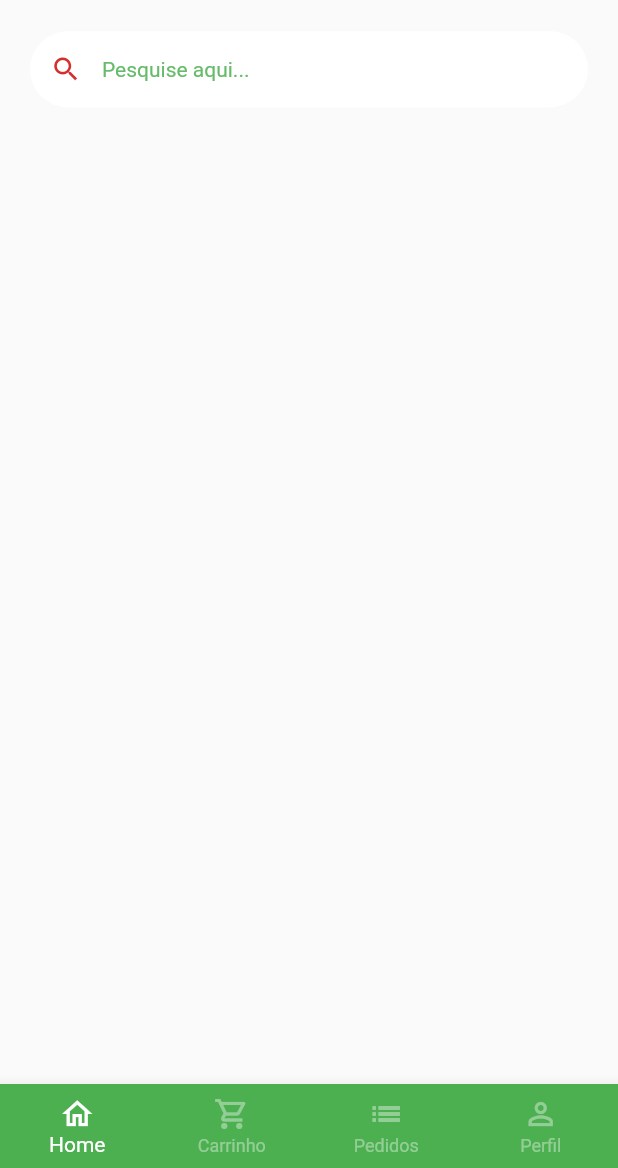
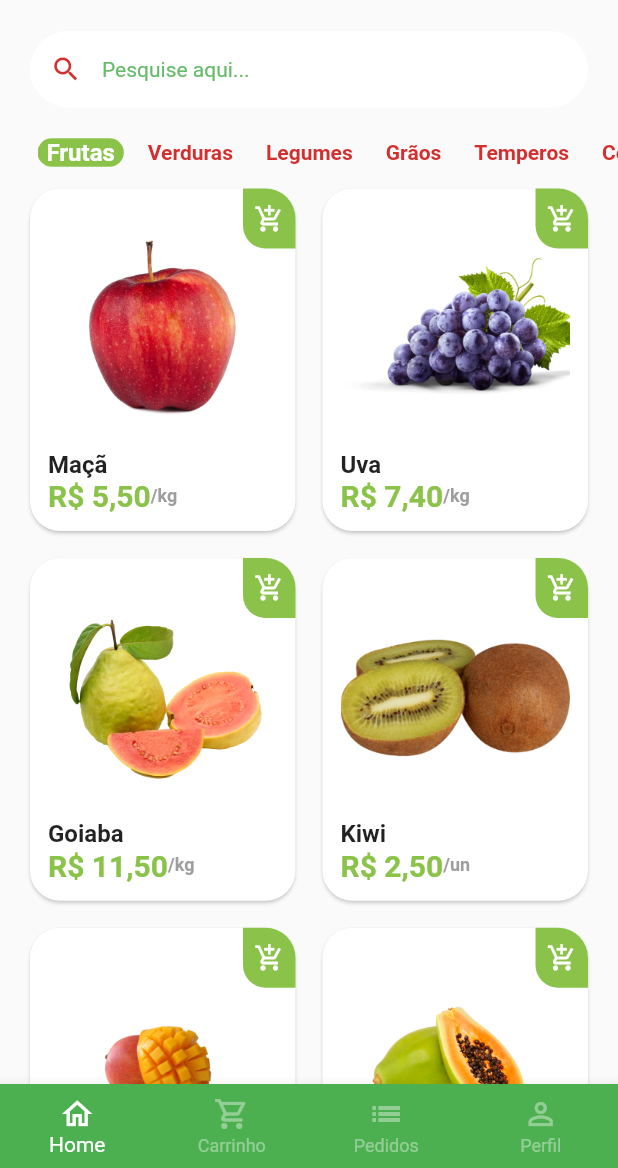
Before and after one commit to RafaelSousaLima/greengrocer, a Flutter app: the BaseScreen screen opened directly, on a phone screen of 412 x 824 dp, the part 68-1236 px from its top. Run offline on Flutter 3.47's test engine with Material 2 defaults, Android fonts, the phone set to English and light mode, and no system bars; drawn by our look-alikes of badges; our stand-ins replace animated_text_kit, mask_text_input_formatter; missing offline and left inert: dart:ffi.

Commit message:
home screen

```diff
--- /dev/null
+++ b/lib/src/config/app_data.dart
@@ -0,0 +1,76 @@
+
+import 'package:greengrocer/src/models/item_model.dart';
+
+ItemModel apple = ItemModel(
+  description:
+  'A melhor maçã da região e que conta com o melhor preço de qualquer quitanda. Este item conta com vitaminas essenciais para o fortalecimento corporal, resultando em uma vida saudável.',
+  imgUrl: 'assets/fruits/apple.png',
+  itemName: 'Maçã',
+  price: 5.5,
+  unit: 'kg',
+);
+
+ItemModel grape = ItemModel(
+  imgUrl: 'assets/fruits/grape.png',
+  itemName: 'Uva',
+  price: 7.4,
+  unit: 'kg',
+  description:
+  'A melhor uva da região e que conta com o melhor preço de qualquer quitanda. Este item conta com vitaminas essenciais para o fortalecimento corporal, resultando em uma vida saudável.',
+);
+
+ItemModel guava = ItemModel(
+  imgUrl: 'assets/fruits/guava.png',
+  itemName: 'Goiaba',
+  price: 11.5,
+  unit: 'kg',
+  description:
+  'A melhor goiaba da região e que conta com o melhor preço de qualquer quitanda. Este item conta com vitaminas essenciais para o fortalecimento corporal, resultando em uma vida saudável.',
+);
+
+ItemModel kiwi = ItemModel(
+  imgUrl: 'assets/fruits/kiwi.png',
+  itemName: 'Kiwi',
+  price: 2.5,
+  unit: 'un',
+  description:
+  'O melhor kiwi da região e que conta com o melhor preço de qualquer quitanda. Este item conta com vitaminas essenciais para o fortalecimento corporal, resultando em uma vida saudável.',
+);
+
+ItemModel mango = ItemModel(
+  imgUrl: 'assets/fruits/mango.png',
+  itemName: 'Manga',
+  price: 2.5,
+  unit: 'un',
+  description:
+  'A melhor manga da região e que conta com o melhor preço de qualquer quitanda. Este item conta com vitaminas essenciais para o fortalecimento corporal, resultando em uma vida saudável.',
+);
+
+ItemModel papaya = ItemModel(
+  imgUrl: 'assets/fruits/papaya.png',
+  itemName: 'Mamão papaya',
+  price: 8,
+  unit: 'kg',
+  description:
+  'O melhor mamão da região e que conta com o melhor preço de qualquer quitanda. Este item conta com vitaminas essenciais para o fortalecimento corporal, resultando em uma vida saudável.',
+);
+
+// Lista de produtos
+List<ItemModel> items = [
+  apple,
+  grape,
+  guava,
+  kiwi,
+  mango,
+  papaya,
+];
+
+List<String> categories = [
+  'Frutas',
+  'Verduras',
+  'Legumes',
+  'Grãos',
+  'Temperos',
+  'Cereais',
+
+];
--- a/lib/src/home/home_tab.dart
+++ /dev/null
@@ -1,76 +0,0 @@
-import 'package:badges/badges.dart';
-import 'package:flutter/material.dart';
-import 'package:greengrocer/src/config/custom_colors.dart';
-
-class HomeTab extends StatelessWidget {
-  const HomeTab({Key? key}) : super(key: key);
-
-  @override
-  Widget build(BuildContext context) {
-    return Scaffold(
-      appBar: AppBar(
-        backgroundColor: Colors.transparent,
-        elevation: 0,
-        centerTitle: true,
-        title: Text.rich(TextSpan(style: TextStyle(fontSize: 30), children: [
-          TextSpan(
-              text: 'Green',
-              style: TextStyle(color: CustomColors.customSwatchColor)),
-          TextSpan(
-              text: 'grocer',
-              style: TextStyle(color: CustomColors.customContractColor))
-        ])),
-        actions: [
-          Padding(
-            padding: const EdgeInsets.only(top: 15, right: 15),
-            child: GestureDetector(
-              onTap: () {},
-              child: Badge(
-                badgeColor: CustomColors.customContractColor,
-                badgeContent: const Text(
-                  '1',
-                  style: TextStyle(color: Colors.white, fontSize: 14),
-                ),
-                child: Icon(
-                  Icons.shopping_cart,
-                  color: CustomColors.customSwatchColor,
-                ),
-              ),
-            ),
-          )
-        ],
-      ),
-      body: Column(children: [
-        // Campo pesquisa e carrinho de compras
-        Padding(
-          padding: const EdgeInsets.symmetric(horizontal: 20, vertical: 10),
-          child: TextFormField(
-            decoration: InputDecoration(
-              filled: true,
-              fillColor: Colors.white,
-              isDense: true,
-              hintText: 'Pesquise aqui...',
-              hintStyle: TextStyle(
-                color: Colors.green.shade400,
-                fontSize: 14,
-              ),
-              prefixIcon: Icon(
-                Icons.search,
-                color: CustomColors.customContractColor,
-                size: 21,
-              ),
-              border: OutlineInputBorder(
-                borderRadius: BorderRadius.circular(60),
-                borderSide: const BorderSide(
-                  width: 0,
-                  style: BorderStyle.none,
-                ),
-              ),
-            ),
-          ),
-        ),
-
-      ]),
-    );
-  }
-}
--- /dev/null
+++ b/lib/src/models/item_model.dart
@@ -0,0 +1,15 @@
+class ItemModel {
+  String itemName;
+  String imgUrl;
+  String unit;
+  double price;
+  String description;
+
+  ItemModel({
+    required this.itemName,
+    required this.imgUrl,
+    required this.unit,
+    required this.price,
+    required this.description,
+  });
+}
--- a/lib/src/auth/sign_in_screen.dart
+++ b/lib/src/pages/auth/sign_in_screen.dart
@@ -1,8 +1,8 @@
 import 'package:animated_text_kit/animated_text_kit.dart';
 import 'package:flutter/material.dart';
-import 'package:greengrocer/src/auth/components/custom_text_field.dart';
-import 'package:greengrocer/src/base/base_screen.dart';
 import 'package:greengrocer/src/config/custom_colors.dart';
+import 'package:greengrocer/src/pages/auth/components/custom_text_field.dart';
+import 'package:greengrocer/src/pages/base/base_screen.dart';
 
 class SignInScreem extends StatelessWidget {
   const SignInScreem({Key? key}) : super(key: key);
--- a/lib/src/auth/sign_up_screen.dart
+++ b/lib/src/pages/auth/sign_up_screen.dart
@@ -1,6 +1,6 @@
 import 'package:flutter/material.dart';
-import 'package:greengrocer/src/auth/components/custom_text_field.dart';
 import 'package:greengrocer/src/config/custom_colors.dart';
+import 'package:greengrocer/src/pages/auth/components/custom_text_field.dart';
 import 'package:mask_text_input_formatter/mask_text_input_formatter.dart';
 
 class SignUpScreen extends StatelessWidget {
--- a/lib/src/base/base_screen.dart
+++ b/lib/src/pages/base/base_screen.dart
@@ -1,5 +1,5 @@
 import 'package:flutter/material.dart';
-import 'package:greengrocer/src/home/home_tab.dart';
+import 'package:greengrocer/src/pages/home/home_tab.dart';
 
 class BaseScreen extends StatefulWidget {
   BaseScreen({Key? key}) : super(key: key);
@@ -19,7 +19,7 @@ class _BaseScreenState extends State<BaseScreen> {
         controller: pageController,
         physics: const NeverScrollableScrollPhysics(),
         children: [
-          HomeTab(),
+          const HomeTab(),
           Container(color: Colors.blue),
           Container(color: Colors.red),
           Container(color: Colors.yellow),
--- /dev/null
+++ b/lib/src/pages/home/components/CategoryTile.dart
@@ -0,0 +1,40 @@
+import 'package:flutter/material.dart';
+import 'package:greengrocer/src/config/custom_colors.dart';
+
+class CategoryTile extends StatelessWidget {
+  const CategoryTile({
+    Key? key,
+    required this.category,
+    required this.isSelected,
+    required this.onPressed,
+  }) : super(key: key);
+
+  final String category;
+  final bool isSelected;
+  final VoidCallback onPressed;
+
+  @override
+  Widget build(BuildContext context) {
+    return GestureDetector(
+      onTap: onPressed,
+      child: Align(
+        alignment: Alignment.center,
+        child: Container(
+          padding: const EdgeInsets.symmetric(horizontal: 6),
+          decoration: BoxDecoration(
+            borderRadius: BorderRadius.circular(10),
+            color: isSelected ? CustomColors.customSwatchColor : Colors.transparent,
+          ),
+          child: Text(
+            category,
+            style: TextStyle(
+              color: isSelected ? Colors.white : CustomColors.customContractColor,
+              fontWeight: FontWeight.bold,
+              fontSize: isSelected ? 16 : 14,
+            ),
+          ),
+        ),
+      ),
+    );
+  }
+}
--- /dev/null
+++ b/lib/src/pages/home/components/item_tile.dart
@@ -0,0 +1,93 @@
+import 'package:flutter/material.dart';
+import 'package:greengrocer/src/config/custom_colors.dart';
+import 'package:greengrocer/src/models/item_model.dart';
+import 'package:greengrocer/src/services/utils_services.dart';
+
+class ItemTile extends StatelessWidget {
+  ItemTile({
+    Key? key,
+    required this.item,
+  }) : super(key: key);
+
+  final ItemModel item;
+
+  UtilsServices utilsServices = UtilsServices();
+
+  @override
+  Widget build(BuildContext context) {
+    return Stack(
+      children: [
+        Card(
+          elevation: 1,
+          shadowColor: Colors.grey.shade300,
+          shape: RoundedRectangleBorder(
+            borderRadius: BorderRadius.circular(20),
+          ),
+          child: Padding(
+            padding: const EdgeInsets.all(12.0),
+            child: Column(
+              crossAxisAlignment: CrossAxisAlignment.stretch,
+              children: [
+                //  Image
+                Expanded(
+                  child: Image.asset(item.imgUrl),
+                ),
+                //  nome
+                Text(
+                  item.itemName,
+                  style: const TextStyle(
+                    fontSize: 16,
+                    fontWeight: FontWeight.bold,
+                  ),
+                ),
+                //  Preço - Unidade
+                Row(
+                  children: [
+                    Text(
+                      utilsServices.priceToCurrency(item.price),
+                      style: TextStyle(
+                        fontWeight: FontWeight.bold,
+                        fontSize: 20,
+                        color: CustomColors.customSwatchColor,
+                      ),
+                    ),
+                    Text(
+                      '/${item.unit}',
+                      style: TextStyle(
+                          color: Colors.grey.shade500,
+                          fontWeight: FontWeight.bold,
+                          fontSize: 12),
+                    ),
+                  ],
+                ),
+              ],
+            ),
+          ),
+        ),
+        Positioned(
+          top: 4,
+          right: 4,
+          child: GestureDetector(
+            onTap: () {},
+            child: Container(
+              height: 40,
+              width: 35,
+              decoration: BoxDecoration(
+                color: CustomColors.customSwatchColor,
+                borderRadius: const BorderRadius.only(
+                  bottomLeft: Radius.circular(15),
+                  topRight: Radius.circular(20),
+                ),
+              ),
+              child: const Icon(
+                Icons.add_shopping_cart_outlined,
+                color: Colors.white,
+                size: 20,
+              ),
+            ),
+          ),
+        )
+      ],
+    );
+  }
+}
--- /dev/null
+++ b/lib/src/pages/home/home_tab.dart
@@ -0,0 +1,123 @@
+import 'package:badges/badges.dart';
+import 'package:flutter/material.dart';
+import 'package:greengrocer/src/config/custom_colors.dart';
+import 'package:greengrocer/src/pages/home/components/CategoryTile.dart';
+import 'package:greengrocer/src/config/app_data.dart' as data;
+import 'package:greengrocer/src/pages/home/components/item_tile.dart';
+
+class HomeTab extends StatefulWidget {
+  const HomeTab({Key? key}) : super(key: key);
+
+  @override
+  State<HomeTab> createState() => _HomeTabState();
+}
+
+class _HomeTabState extends State<HomeTab> {
+  String selectedCategory = 'Frutas';
+
+  @override
+  Widget build(BuildContext context) {
+    return Scaffold(
+      // App bar
+      appBar: AppBar(
+        backgroundColor: Colors.transparent,
+        elevation: 0,
+        centerTitle: true,
+        title:
+            Text.rich(TextSpan(style: const TextStyle(fontSize: 30), children: [
+          TextSpan(
+              text: 'Green',
+              style: TextStyle(color: CustomColors.customSwatchColor)),
+          TextSpan(
+              text: 'grocer',
+              style: TextStyle(color: CustomColors.customContractColor))
+        ])),
+        actions: [
+          Padding(
+            padding: const EdgeInsets.only(top: 15, right: 15),
+            child: GestureDetector(
+              onTap: () {},
+              child: Badge(
+                badgeColor: CustomColors.customContractColor,
+                badgeContent: const Text(
+                  '1',
+                  style: TextStyle(color: Colors.white, fontSize: 14),
+                ),
+                child: Icon(
+                  Icons.shopping_cart,
+                  color: CustomColors.customSwatchColor,
+                ),
+              ),
+            ),
+          )
+        ],
+      ),
+      body: Column(
+        children: [
+          // Campo pesquisa e carrinho de compras
+          Padding(
+            padding: const EdgeInsets.symmetric(horizontal: 20, vertical: 10),
+            child: TextFormField(
+              decoration: InputDecoration(
+                filled: true,
+                fillColor: Colors.white,
+                isDense: true,
+                hintText: 'Pesquise aqui...',
+                hintStyle: TextStyle(
+                  color: Colors.green.shade400,
+                  fontSize: 14,
+                ),
+                prefixIcon: Icon(
+                  Icons.search,
+                  color: CustomColors.customContractColor,
+                  size: 21,
+                ),
+                border: OutlineInputBorder(
+                  borderRadius: BorderRadius.circular(60),
+                  borderSide: const BorderSide(
+                    width: 0,
+                    style: BorderStyle.none,
+                  ),
+                ),
+              ),
+            ),
+          ),
+          //  Categorias
+          Container(
+            padding: const EdgeInsets.only(left: 25),
+            height: 40,
+            child: ListView.separated(
+                scrollDirection: Axis.horizontal,
+                itemBuilder: (context, index) => CategoryTile(
+                      onPressed: () {
+                        setState(() {
+                          selectedCategory = data.categories[index];
+                        });
+                      },
+                      category: data.categories[index],
+                      isSelected: data.categories[index] == selectedCategory,
+                    ),
+                separatorBuilder: (context, index) => const SizedBox(width: 10),
+                itemCount: data.categories.length),
+          ),
+          //  Grid
+          Expanded(
+            child: GridView.builder(
+              padding: const EdgeInsets.fromLTRB(16, 0, 16, 16),
+              physics: const BouncingScrollPhysics(),
+              gridDelegate: const SliverGridDelegateWithFixedCrossAxisCount(
+                  crossAxisCount: 2,
+                  mainAxisSpacing: 10,
+                  crossAxisSpacing: 10,
+                  childAspectRatio: 9 / 11.5),
+              itemCount: data.categories.length,
+              itemBuilder: (context, index) => ItemTile(
+                item: data.items[index],
+              ),
+            ),
+          ),
+        ],
+      ),
+    );
+  }
+}
--- a/lib/src/router/route_generator.dart
+++ b/lib/src/router/route_generator.dart
@@ -1,7 +1,7 @@
 import 'package:flutter/material.dart';
-import 'package:greengrocer/src/auth/sign_in_screen.dart';
-import 'package:greengrocer/src/auth/sign_up_screen.dart';
 import 'package:greengrocer/src/config/custom_colors.dart';
+import 'package:greengrocer/src/pages/auth/sign_in_screen.dart';
+import 'package:greengrocer/src/pages/auth/sign_up_screen.dart';
 
 class RouteGenerator {
   static Route<dynamic> generateRoute(RouteSettings settings) {
--- /dev/null
+++ b/lib/src/services/utils_services.dart
@@ -0,0 +1,10 @@
+import 'package:intl/intl.dart';
+
+class UtilsServices {
+
+  String priceToCurrency(double price) {
+    NumberFormat numberFormat = NumberFormat.simpleCurrency(locale: 'pt_BR');
+    return numberFormat.format(price);
+  }
+
+}
--- a/pubspec.yaml
+++ b/pubspec.yaml
@@ -37,6 +37,7 @@ dependencies:
   animated_text_kit:
   mask_text_input_formatter:
   badges:
+  intl:
 dev_dependencies:
   flutter_test:
     sdk: flutter
@@ -59,8 +60,9 @@ flutter:
   # the material Icons class.
   uses-material-design: true
 
-  # To add assets to your application, add an assets section, like this:
-  # assets:
+    # To add assets to your application, add an assets section, like this:
+  assets:
+    - assets/fruits/
   #   - images/a_dot_burr.jpeg
   #   - images/a_dot_ham.jpeg
 
```
Also changed, not shown: assets/fruits/apple.png (added), assets/fruits/grape.png (added), assets/fruits/guava.png (added), assets/fruits/kiwi.png (added), assets/fruits/mango.png (added), assets/fruits/papaya.png (added), lib/src/pages/auth/components/custom_text_field.dart (renamed from lib/src/auth/components/custom_text_field.dart).
